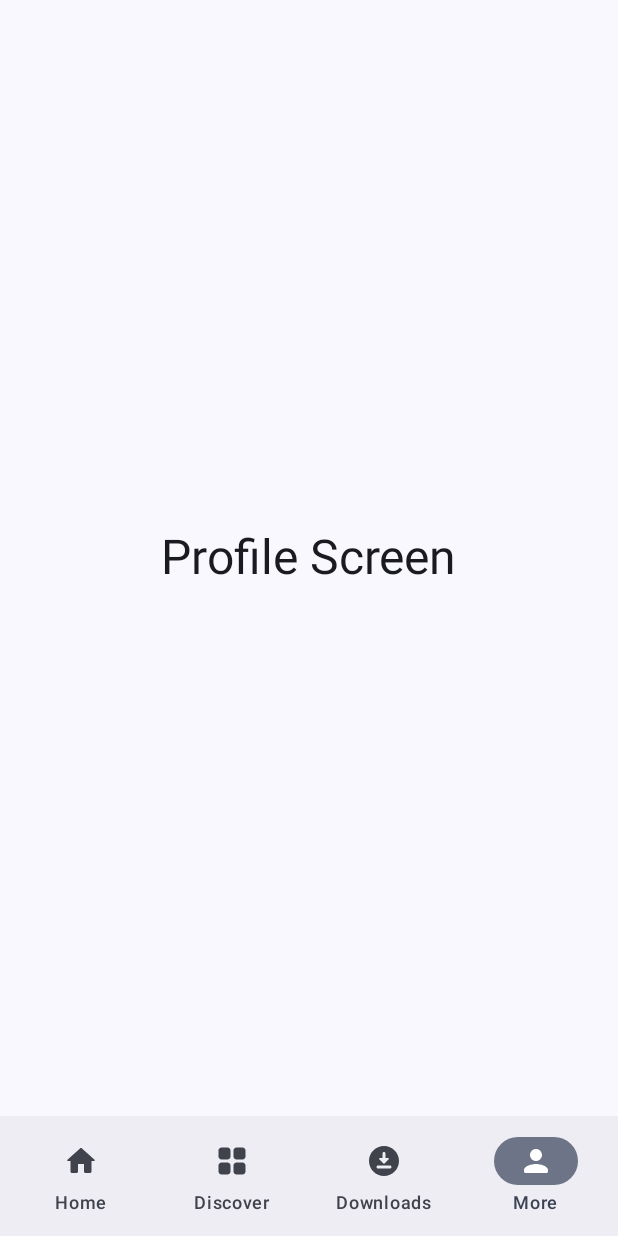
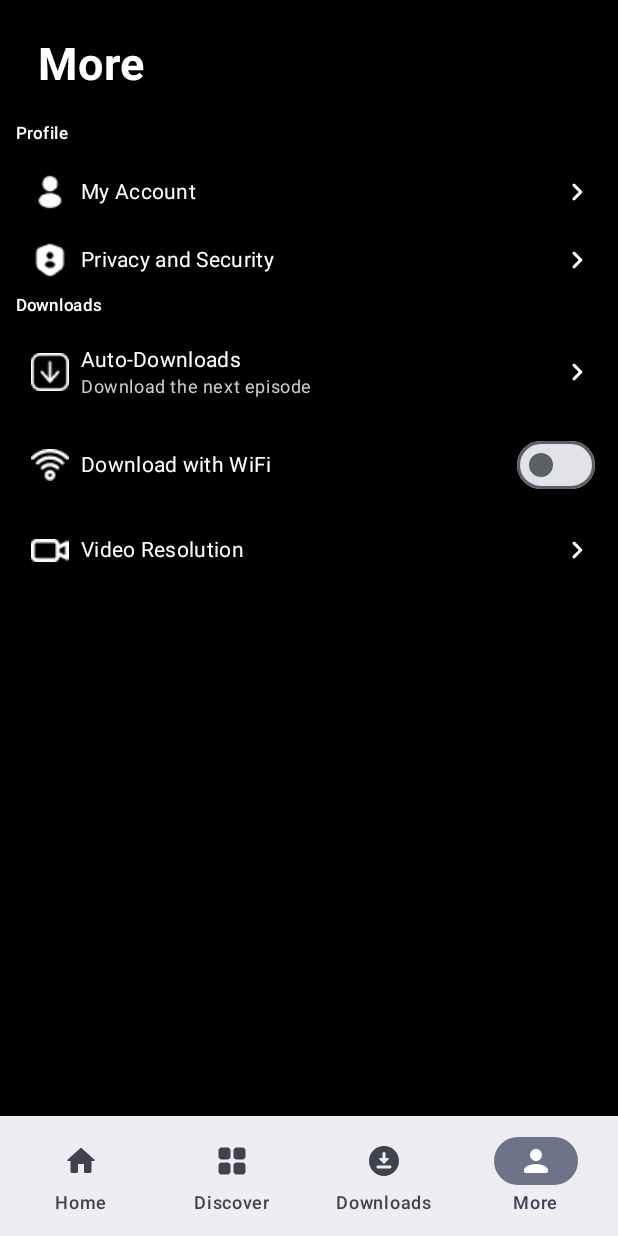
Before and after one commit to hashkitti001/otakuapp, an Android app built with Jetpack Compose: the screen it shows after launch (MainActivity), item 4 of the bottom bar chosen, on a phone screen of 412 x 824 dp. Run offline under Robolectric (Android 15) with nearby library versions, the phone set to English and light mode, and no system bars; our stand-ins replace accompanist; Roboto replaces fonts that are not available here.

Commit message:
add more/settings screen

```diff
--- a/app/src/main/java/com/example/otakuapp/MainActivity.kt
+++ b/app/src/main/java/com/example/otakuapp/MainActivity.kt
@@ -96,7 +96,7 @@ fun AppNavGraph(navController: NavHostController, modifier: Modifier) {
         composable("home") { HomeFeed() }
         composable("search") { ScreenContent("Search Screen") }
         composable("downloads") { DownloadScreen() }
-        composable("more") { ScreenContent("Profile Screen") }
+        composable("more") { MoreScreen() }
     }
 }
 
--- /dev/null
+++ b/app/src/main/java/com/example/otakuapp/MoreScreen.kt
@@ -0,0 +1,184 @@
+package com.example.otakuapp
+
+import androidx.compose.foundation.background
+import androidx.compose.foundation.layout.Arrangement
+import androidx.compose.foundation.layout.Column
+import androidx.compose.foundation.layout.Row
+import androidx.compose.foundation.layout.Spacer
+import androidx.compose.foundation.layout.fillMaxSize
+import androidx.compose.foundation.layout.fillMaxWidth
+import androidx.compose.foundation.layout.height
+import androidx.compose.foundation.layout.padding
+import androidx.compose.foundation.layout.size
+import androidx.compose.material.icons.Icons
+import androidx.compose.material.icons.automirrored.rounded.KeyboardArrowRight
+import androidx.compose.material3.Icon
+import androidx.compose.material3.MaterialTheme
+import androidx.compose.material3.Switch
+import androidx.compose.material3.Text
+import androidx.compose.runtime.Composable
+import androidx.compose.runtime.getValue
+import androidx.compose.runtime.mutableStateOf
+import androidx.compose.runtime.remember
+import androidx.compose.runtime.setValue
+import androidx.compose.ui.Alignment
+import androidx.compose.ui.Modifier
+import androidx.compose.ui.graphics.Color
+import androidx.compose.ui.res.painterResource
+import androidx.compose.ui.text.font.FontWeight
+import androidx.compose.ui.tooling.preview.Preview
+import androidx.compose.ui.unit.dp
+import androidx.compose.ui.unit.sp
+
+@Preview
+@Composable
+fun MoreScreen() {
+    Column(
+        modifier = Modifier
+            .fillMaxSize()
+            .background(Color.Black)
+            .padding(5.dp)
+    ) {
+        Text(
+            modifier = Modifier
+                .padding(20.dp),
+            text = "More",
+            style = MaterialTheme.typography.labelSmall,
+            color = Color.White,
+            fontWeight = FontWeight.Bold,
+            fontSize = 30.sp
+        )
+        // Profile Section
+        Column(modifier = Modifier.padding(start = 5.dp)) {
+            Text(
+                text = "Profile",
+                style = MaterialTheme.typography.labelSmall,
+                color = Color.White
+            )
+            Spacer(modifier = Modifier.height(8.dp))
+            ButtonWithArrowEnd(name = "My Account", imgRes = R.drawable.profile)
+            ButtonWithArrowEnd(name = "Privacy and Security", imgRes = R.drawable.securityuser)
+        }
+        // Downloads
+        Column(modifier = Modifier.padding(start = 5.dp)) {
+            Text(
+                text = "Downloads",
+                style = MaterialTheme.typography.labelSmall,
+                color = Color.White
+            )
+            Spacer(modifier = Modifier.height(8.dp))
+            ButtonWithSubtitles(
+                name = "Auto-Downloads",
+                sub = "Download the next episode",
+                imgRes = R.drawable.download_square
+            )
+            ButtonWithSwitch(name = "Download with WiFi", imgRes = R.drawable.wifi)
+            ButtonWithArrowEnd(name = "Video Resolution", imgRes = R.drawable.icon_video)
+        }
+    }
+}
+
+@Composable
+fun ButtonWithArrowEnd(name: String, imgRes: Int) {
+    Row(
+        modifier = Modifier
+            .fillMaxWidth()
+            .padding(10.dp),
+        verticalAlignment = Alignment.CenterVertically,
+        horizontalArrangement = Arrangement.SpaceBetween
+    ) {
+        Row(verticalAlignment = Alignment.CenterVertically) {
+            Icon(
+                painter = painterResource(id = imgRes),
+                contentDescription = name,
+                modifier = Modifier
+                    .padding(end = 8.dp)
+                    .size(25.dp), // Set the desired size
+                tint = Color.White
+            )
+
+            Text(
+                text = name,
+                style = MaterialTheme.typography.bodyMedium,
+                color = Color.White
+            )
+        }
+        Icon(
+            imageVector = Icons.AutoMirrored.Rounded.KeyboardArrowRight,
+            contentDescription = "Navigate to $name",
+            tint = Color.White
+        )
+    }
+}
+
+@Composable
+fun ButtonWithSubtitles(name: String, sub: String, imgRes: Int) {
+    Row(
+        modifier = Modifier
+            .fillMaxWidth()
+            .padding(10.dp),
+        verticalAlignment = Alignment.CenterVertically,
+        horizontalArrangement = Arrangement.SpaceBetween
+    ) {
+        Row(verticalAlignment = Alignment.CenterVertically) {
+            Icon(
+                painter = painterResource(id = imgRes),
+                contentDescription = name,
+                modifier = Modifier
+                    .padding(end = 8.dp)
+                    .size(25.dp), // Set the desired size
+                tint = Color.White
+            )
+
+            Column() {
+                Text(
+                    text = name,
+                    style = MaterialTheme.typography.bodyMedium,
+                    color = Color.White
+                )
+                Text(
+                    text = sub,
+                    style = MaterialTheme.typography.bodySmall,
+                    color = Color.LightGray
+                )
+            }
+        }
+        Icon(
+            imageVector = Icons.AutoMirrored.Rounded.KeyboardArrowRight,
+            contentDescription = "Navigate to $name",
+            tint = Color.White
+        )
+    }
+}
+
+@Composable
+fun ButtonWithSwitch(name: String, imgRes: Int) {
+    Row(
+        modifier = Modifier
+            .fillMaxWidth()
+            .padding(10.dp),
+        verticalAlignment = Alignment.CenterVertically,
+        horizontalArrangement = Arrangement.SpaceBetween
+    ) {
+        Row(verticalAlignment = Alignment.CenterVertically) {
+            Icon(
+                painter = painterResource(id = imgRes),
+                contentDescription = name,
+                modifier = Modifier
+                    .padding(end = 8.dp)
+                    .size(25.dp), // Set the desired size
+                tint = Color.White
+            )
+
+            Text(
+                text = name,
+                style = MaterialTheme.typography.bodyMedium,
+                color = Color.White
+            )
+
+
+        }
+        var isChecked by remember { mutableStateOf(false) }
+        Switch(checked = isChecked, onCheckedChange = { isChecked = it })
+    }
+}
```
Also changed, not shown: app/src/main/java/com/example/otakuapp/HomeFeed.kt (+15 -5 lines), app/src/main/res/drawable/download_square.png (added), app/src/main/res/drawable/icon_video.png (added), app/src/main/res/drawable/profile.png (added), app/src/main/res/drawable/securityuser.png (added), app/src/main/res/drawable/wifi.png (added).
